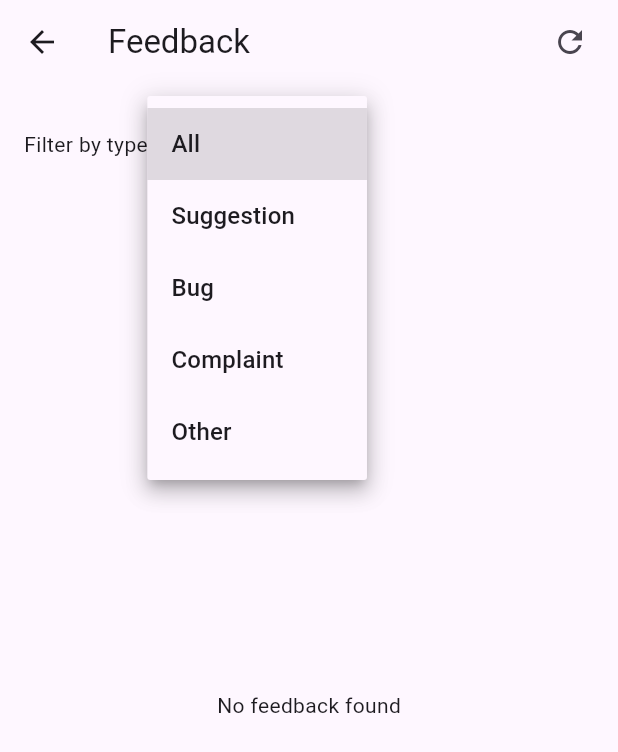
After one commit to eng-abdallahyasser/admin-my-store, a Flutter app: the FeedbackListScreen screen opened by its route, after a tap on "All", on a phone screen of 412 x 824 dp. The commit adds this screen. Shown: the top 752 px of the screen. Run offline on Flutter 3.47's test engine with Material 3 defaults, Android fonts, the phone set to English and light mode, and no system bars; our stand-ins replace cloud_firestore, firebase_auth, firebase_core, firebase_messaging, firebase_storage, flutter_map and 3 more; accounts and stored records are empty.

Commit message:
implement feedback feature

```diff
--- /dev/null
+++ b/lib/app/bindings/feedback_binding.dart
@@ -0,0 +1,12 @@
+import 'package:get/get.dart';
+
+import '../controllers/feedback_controller.dart';
+import '../repo/feedback_repository.dart';
+
+class FeedbackBinding implements Bindings {
+  @override
+  void dependencies() {
+    Get.lazyPut<FeedbackRepository>(() => FeedbackRepository(), fenix: true);
+    Get.lazyPut<FeedbackController>(() => FeedbackController(), fenix: true);
+  }
+}
--- /dev/null
+++ b/lib/app/controllers/feedback_controller.dart
@@ -0,0 +1,74 @@
+import 'dart:async';
+
+import 'package:get/get.dart';
+import 'package:cloud_firestore/cloud_firestore.dart';
+
+import '../models/feedback.dart';
+import '../repo/feedback_repository.dart';
+
+class FeedbackController extends GetxController {
+  final FeedbackRepository _repo = Get.find<FeedbackRepository>();
+
+  final RxList<FeedbackItem> feedbacks = <FeedbackItem>[].obs;
+  final RxBool isLoading = false.obs;
+  final RxString error = ''.obs;
+
+  final RxString selectedType = 'All'.obs; // All, Suggestion, Bug, Complaint, Other
+  StreamSubscription<List<FeedbackItem>>? _sub;
+
+  List<String> get types => const ['All', 'Suggestion', 'Bug', 'Complaint', 'Other'];
+
+  @override
+  void onInit() {
+    super.onInit();
+    _subscribe();
+  }
+
+  void _subscribe() {
+    _sub?.cancel();
+    _sub = _repo.streamAll().listen((items) {
+      feedbacks.value = items;
+    }, onError: (e) {
+      error.value = 'Failed to load feedback: $e';
+    });
+  }
+
+  List<FeedbackItem> get filtered {
+    final t = selectedType.value;
+    if (t == 'All') return feedbacks;
+    return feedbacks.where((f) => f.type == t).toList();
+  }
+
+  Future<void> refreshList() async {
+    try {
+      isLoading(true);
+      feedbacks.value = await _repo.getAll();
+    } catch (e) {
+      error.value = 'Failed to refresh feedback: $e';
+    } finally {
+      isLoading(false);
+    }
+  }
+
+  Future<void> deleteFeedback(FeedbackItem item) async {
+    if (item.docId == null) return;
+    try {
+      await _repo.deleteByDocId(item.docId!);
+      Get.snackbar('Deleted', 'Feedback removed');
+    } catch (e) {
+      Get.snackbar('Error', 'Failed to delete: $e');
+    }
+  }
+
+  String formatTimestamp(Timestamp? ts) {
+    if (ts == null) return '-';
+    final dt = ts.toDate();
+    return '${dt.year}-${dt.month.toString().padLeft(2, '0')}-${dt.day.toString().padLeft(2, '0')} ${dt.hour.toString().padLeft(2, '0')}:${dt.minute.toString().padLeft(2, '0')}';
+  }
+
+  @override
+  void onClose() {
+    _sub?.cancel();
+    super.onClose();
+  }
+}
--- /dev/null
+++ b/lib/app/models/feedback.dart
@@ -0,0 +1,36 @@
+import 'package:cloud_firestore/cloud_firestore.dart';
+
+class FeedbackItem {
+  final String? docId; // Firestore document ID (optional for convenience)
+  final Timestamp? createdAt;
+  final String message;
+  final String type; // e.g., Suggestion, Bug, Complaint, Other
+  final String userId;
+
+  FeedbackItem({
+    this.docId,
+    required this.createdAt,
+    required this.message,
+    required this.type,
+    required this.userId,
+  });
+
+  factory FeedbackItem.fromMap(Map<String, dynamic> map, {String? docId}) {
+    return FeedbackItem(
+      docId: docId,
+      createdAt: map['createdAt'] is Timestamp ? map['createdAt'] as Timestamp : null,
+      message: (map['message'] ?? '') as String,
+      type: (map['type'] ?? '') as String,
+      userId: (map['userId'] ?? '') as String,
+    );
+  }
+
+  Map<String, dynamic> toMap() {
+    return {
+      'createdAt': createdAt ?? FieldValue.serverTimestamp(),
+      'message': message,
+      'type': type,
+      'userId': userId,
+    };
+  }
+}
--- /dev/null
+++ b/lib/app/repo/feedback_repository.dart
@@ -0,0 +1,37 @@
+import 'package:cloud_firestore/cloud_firestore.dart';
+
+import '../models/feedback.dart';
+
+class FeedbackRepository {
+  final FirebaseFirestore _firestore = FirebaseFirestore.instance;
+
+  CollectionReference<Map<String, dynamic>> get _col =>
+      _firestore.collection('feedback').withConverter<Map<String, dynamic>>(
+            fromFirestore: (snap, _) => (snap.data() ?? <String, dynamic>{}),
+            toFirestore: (data, _) => data,
+          );
+
+  Future<List<FeedbackItem>> getAll() async {
+    final snap = await _col.orderBy('createdAt', descending: true).get();
+    return snap.docs
+        .map((doc) => FeedbackItem.fromMap(doc.data(), docId: doc.id))
+        .toList();
+  }
+
+  Stream<List<FeedbackItem>> streamAll() {
+    return _col
+        .orderBy('createdAt', descending: true)
+        .snapshots()
+        .map((query) => query.docs
+            .map((doc) => FeedbackItem.fromMap(doc.data(), docId: doc.id))
+            .toList());
+  }
+
+  Future<void> add(FeedbackItem item) async {
+    await _col.add(item.toMap());
+  }
+
+  Future<void> deleteByDocId(String docId) async {
+    await _col.doc(docId).delete();
+  }
+}
--- a/lib/app/routes/app_pages.dart
+++ b/lib/app/routes/app_pages.dart
@@ -19,6 +19,8 @@ import 'app_routes.dart';
 import 'package:admin_my_store/app/bindings/banner_binding.dart';
 import 'package:admin_my_store/app/views/banners/banner_list_screen.dart';
 import 'package:admin_my_store/app/views/banners/add_edit_banner_screen.dart';
+import 'package:admin_my_store/app/bindings/feedback_binding.dart';
+import 'package:admin_my_store/app/views/feedback/feedback_list_screen.dart';
 
 class AppPages {
   static final routes = [
@@ -83,6 +85,12 @@ class AppPages {
       page: () => AddEditBannerScreen(),
       binding: BannerBinding(),
     ),
+    // Feedback
+    GetPage(
+      name: Routes.feedback,
+      page: () => FeedbackListScreen(),
+      binding: FeedbackBinding(),
+    ),
     // GetPage(
     //   name: Routes.customers,
     //   page: () => CustomerListScreen(),
--- a/lib/app/routes/app_routes.dart
+++ b/lib/app/routes/app_routes.dart
@@ -16,4 +16,5 @@ class Routes {
   static const String banners = '/banners';
   static const String addBanner = '/add-banner';
   static const String editBanner = '/edit-banner';
+  static const String feedback = '/feedback';
 }
--- /dev/null
+++ b/lib/app/views/feedback/feedback_list_screen.dart
@@ -0,0 +1,116 @@
+import 'package:admin_my_store/app/controllers/feedback_controller.dart';
+import 'package:flutter/material.dart';
+import 'package:get/get.dart';
+
+class FeedbackListScreen extends StatelessWidget {
+  FeedbackListScreen({super.key});
+  final FeedbackController controller = Get.find<FeedbackController>();
+
+  @override
+  Widget build(BuildContext context) {
+    return Scaffold(
+      appBar: AppBar(
+        title: const Text('Feedback'),
+        actions: [
+          IconButton(
+            icon: const Icon(Icons.refresh),
+            onPressed: controller.refreshList,
+          ),
+          const SizedBox(width: 8),
+        ],
+      ),
+      body: Padding(
+        padding: const EdgeInsets.all(16.0),
+        child: Column(
+          crossAxisAlignment: CrossAxisAlignment.start,
+          children: [
+            Row(
+              children: [
+                const Text('Filter by type:'),
+                const SizedBox(width: 12),
+                Obx(() => DropdownButton<String>(
+                      value: controller.selectedType.value,
+                      items: controller.types
+                          .map((t) => DropdownMenuItem(
+                                value: t,
+                                child: Text(t),
+                              ))
+                          .toList(),
+                      onChanged: (v) {
+                        if (v != null) controller.selectedType.value = v;
+                      },
+                    )),
+              ],
+            ),
+            const SizedBox(height: 12),
+            Expanded(
+              child: Obx(() {
+                if (controller.isLoading.value) {
+                  return const Center(child: CircularProgressIndicator());
+                }
+                final items = controller.filtered;
+                if (items.isEmpty) {
+                  return const Center(child: Text('No feedback found'));
+                }
+                return ListView.separated(
+                  itemCount: items.length,
+                  separatorBuilder: (_, __) => const Divider(height: 1),
+                  itemBuilder: (context, index) {
+                    final f = items[index];
+                    return ListTile(
+                      leading: Icon(
+                        Icons.feedback,
+                        color: _typeColor(f.type),
+                      ),
+                      title: Text(f.message),
+                      subtitle: Text(
+                          'Type: ${f.type} • ${controller.formatTimestamp(f.createdAt)} • ${f.userId}'),
+                      trailing: IconButton(
+                        icon: const Icon(Icons.delete, color: Colors.red),
+                        onPressed: () async {
+                          final confirmed = await showDialog<bool>(
+                            context: context,
+                            builder: (ctx) => AlertDialog(
+                              title: const Text('Delete feedback?'),
+                              content: const Text('This action cannot be undone.'),
+                              actions: [
+                                TextButton(
+                                  onPressed: () => Navigator.of(ctx).pop(false),
+                                  child: const Text('Cancel'),
+                                ),
+                                TextButton(
+                                  onPressed: () => Navigator.of(ctx).pop(true),
+                                  child: const Text('Delete'),
+                                ),
+                              ],
+                            ),
+                          );
+                          if (confirmed == true) {
+                            controller.deleteFeedback(f);
+                          }
+                        },
+                      ),
+                    );
+                  },
+                );
+              }),
+            ),
+          ],
+        ),
+      ),
+    );
+  }
+
+  Color _typeColor(String type) {
+    switch (type) {
+      case 'Bug':
+        return Colors.redAccent;
+      case 'Suggestion':
+        return Colors.blueAccent;
+      case 'Complaint':
+        return Colors.orange;
+      default:
+        return Colors.grey;
+    }
+  }
+}
--- a/lib/app/views/home/home_screen.dart
+++ b/lib/app/views/home/home_screen.dart
@@ -83,6 +83,18 @@ class HomeScreen extends StatelessWidget {
                       iconSize,
                       titleSize,
                       () => Get.toNamed(Routes.banners),
+                    ),
+                  ),
+                  RoleGuardedWidget(
+                    requiredPermission: 'manage_content',
+                    child: _buildDashboardTile(
+                      context,
+                      "Feedback",
+                      Icons.feedback,
+                      Colors.deepPurple,
+                      iconSize,
+                      titleSize,
+                      () => Get.toNamed(Routes.feedback),
                     ),
                   ),
                   RoleGuardedWidget(
```
